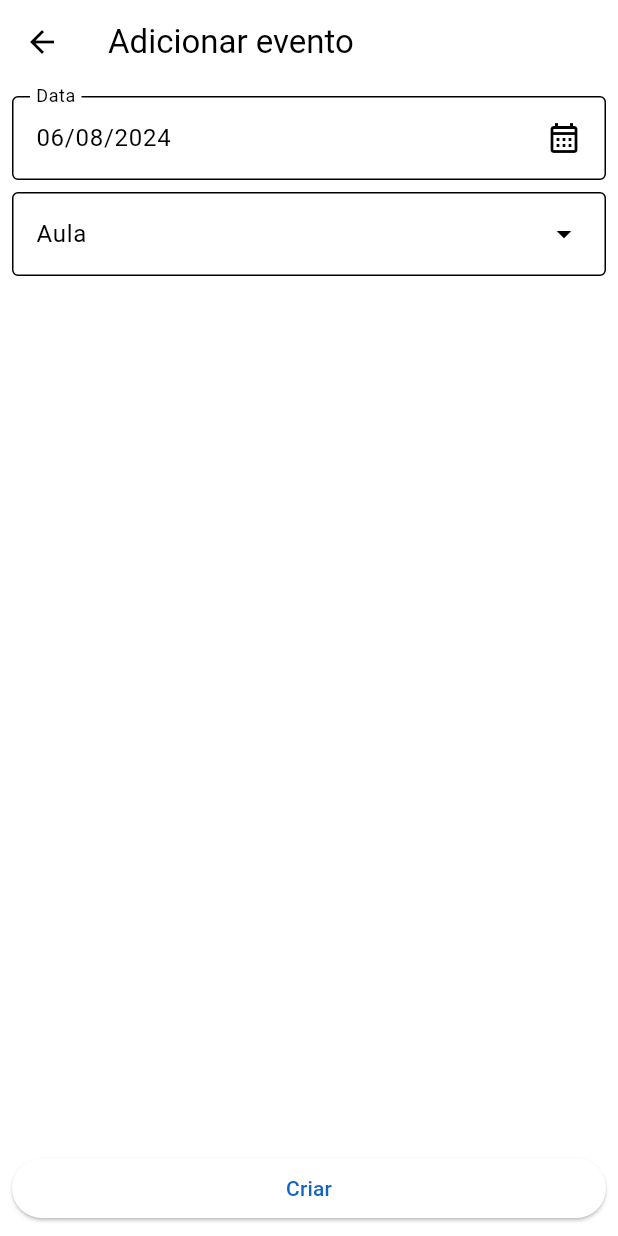
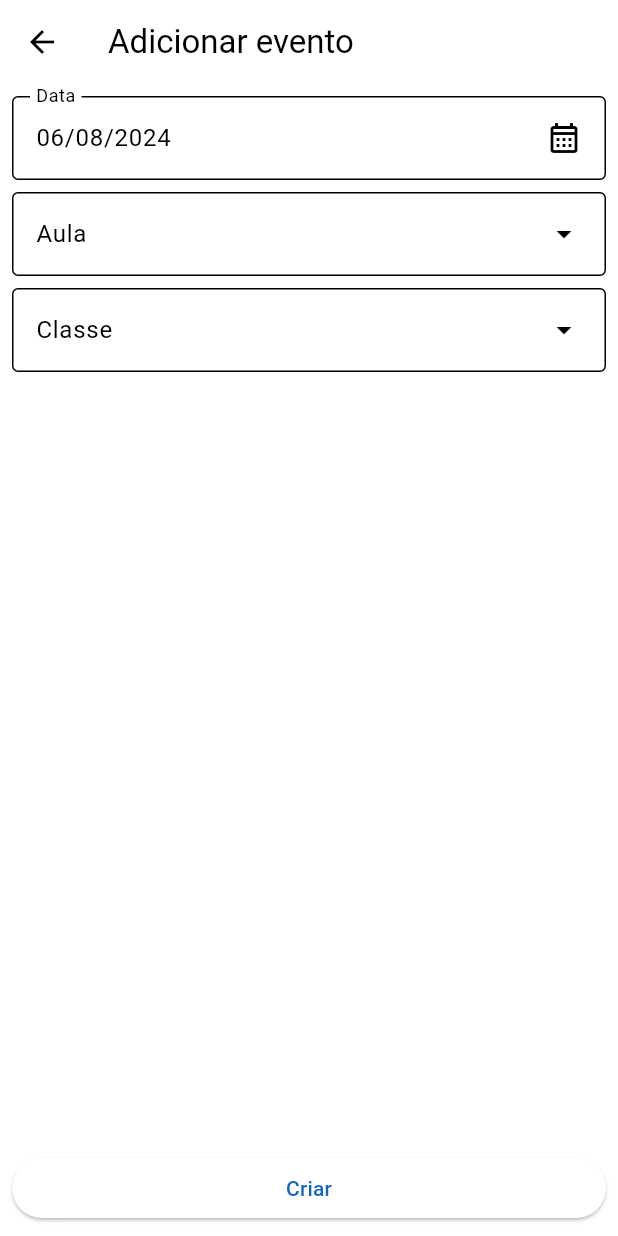
Before and after one commit to joao-menna/AgendamentosGW, a Flutter app: the AddScheduleScreen screen opened directly with empty values, on a phone screen of 412 x 824 dp. Run offline on Flutter 3.47's test engine with Material 3 defaults, Android fonts, the phone set to English and light mode, and no system bars; drawn by our look-alikes of calendar_view; our stand-ins replace get.

Commit message:
Started schedule

```diff
--- /dev/null
+++ b/flutter_frontend/lib/controllers/schedule_controller.dart
@@ -0,0 +1,18 @@
+import 'package:flutter_frontend/classes/block.dart';
+import 'package:flutter_frontend/classes/hour.dart';
+import 'package:flutter_frontend/classes/klass.dart';
+import 'package:flutter_frontend/classes/resource.dart';
+import 'package:get/get.dart';
+
+class ScheduleController extends GetxController {
+  static ScheduleController get to => Get.find();
+
+  List<Block> blocks = <Block>[].obs;
+  // TODO: change this to schedule type
+  List<dynamic> schedules = <dynamic>[].obs;
+  List<Hour> hours = <Hour>[].obs;
+  List<Klass> classes = <Klass>[].obs;
+  List<Resource> resources = <Resource>[].obs;
+  // TODO: change this to classResource type
+  List<dynamic> classResources = <dynamic>[].obs;
+}
--- a/flutter_frontend/lib/main.dart
+++ b/flutter_frontend/lib/main.dart
@@ -1,5 +1,6 @@
 import 'package:calendar_view/calendar_view.dart';
 import 'package:flutter/material.dart';
+import 'package:flutter_frontend/controllers/schedule_controller.dart';
 import 'package:flutter_frontend/controllers/user_controller.dart';
 import 'package:flutter_frontend/screens/login_screen.dart';
 import 'package:get/get.dart';
@@ -14,6 +15,7 @@ class MainApp extends StatelessWidget {
   @override
   Widget build(BuildContext context) {
     Get.put(UserController());
+    Get.put(ScheduleController());
 
     return CalendarControllerProvider(
       controller: EventController(),
--- a/flutter_frontend/lib/screens/add_schedule_screen.dart
+++ b/flutter_frontend/lib/screens/add_schedule_screen.dart
@@ -1,5 +1,8 @@
 import 'package:flutter/material.dart';
+import 'package:flutter_frontend/classes/klass.dart';
 import 'package:flutter_frontend/constants/class_numbers.dart';
+import 'package:flutter_frontend/controllers/schedule_controller.dart';
+import 'package:flutter_frontend/controllers/user_controller.dart';
 import 'package:flutter_frontend/functions/format_date.dart';
 
 class AddScheduleScreen extends StatefulWidget {
@@ -13,8 +16,10 @@ class AddScheduleScreen extends StatefulWidget {
 
 class _AddScheduleScreenState extends State<AddScheduleScreen> {
   final _dateTextEditingController = TextEditingController();
-  var _date = DateTime.now();
-  int? _classNumber = 0;
+  bool _loadingResourcesDropdown = false;
+  DateTime _date = DateTime.now();
+  int? _classNumber;
+  int? _classId;
 
   Future<void> _selectDate() async {
     final picked = await showDatePicker(
@@ -32,7 +37,20 @@ class _AddScheduleScreenState extends State<AddScheduleScreen> {
     _dateTextEditingController.text = formatFullDate(_date);
   }
 
-  Future<void> _getClassesDropdown() async {}
+  List<DropdownMenuEntry<int>> _getClassesDropdown() {
+    List<Klass> classes = ScheduleController.to.classes;
+
+    if (UserController.to.type.value == "common") {
+      var userId = UserController.to.id.value;
+      classes.removeWhere((klass) => klass.teacherId != userId);
+    }
+
+    return classes.map(
+      (klass) {
+        return DropdownMenuEntry(value: klass.id, label: klass.name);
+      },
+    ).toList();
+  }
 
   Future<void> _getResourcesDropdown() async {}
 
@@ -85,6 +103,16 @@ class _AddScheduleScreenState extends State<AddScheduleScreen> {
                 );
               }).toList(),
             ),
+            const SizedBox(
+              height: 8.0,
+            ),
+            DropdownMenu(
+              enableSearch: false,
+              label: const Text("Classe"),
+              width: MediaQuery.of(context).size.width - 16.0,
+              onSelected: (value) => _classId = value,
+              dropdownMenuEntries: _getClassesDropdown(),
+            ),
             const Expanded(
               child: SizedBox.expand(),
             ),
```
Also changed, not shown: flutter_frontend/lib/constants/drawer_options.dart (+0 -9 lines), flutter_frontend/lib/widgets/app_drawer.dart (+4 -3 lines).
